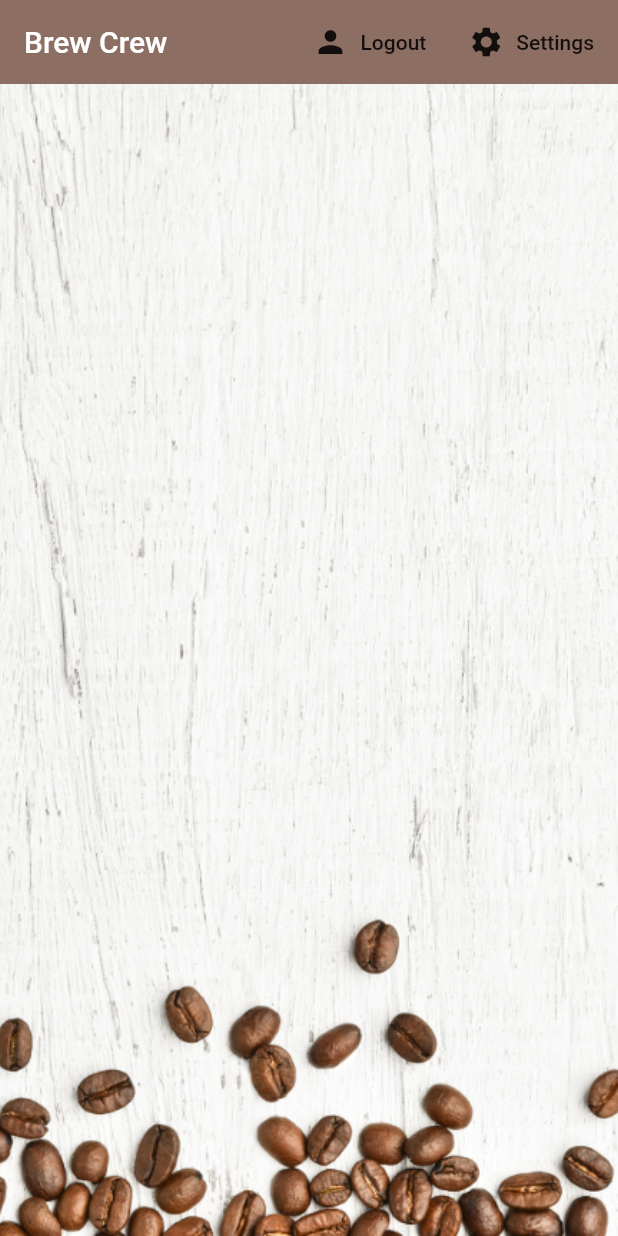
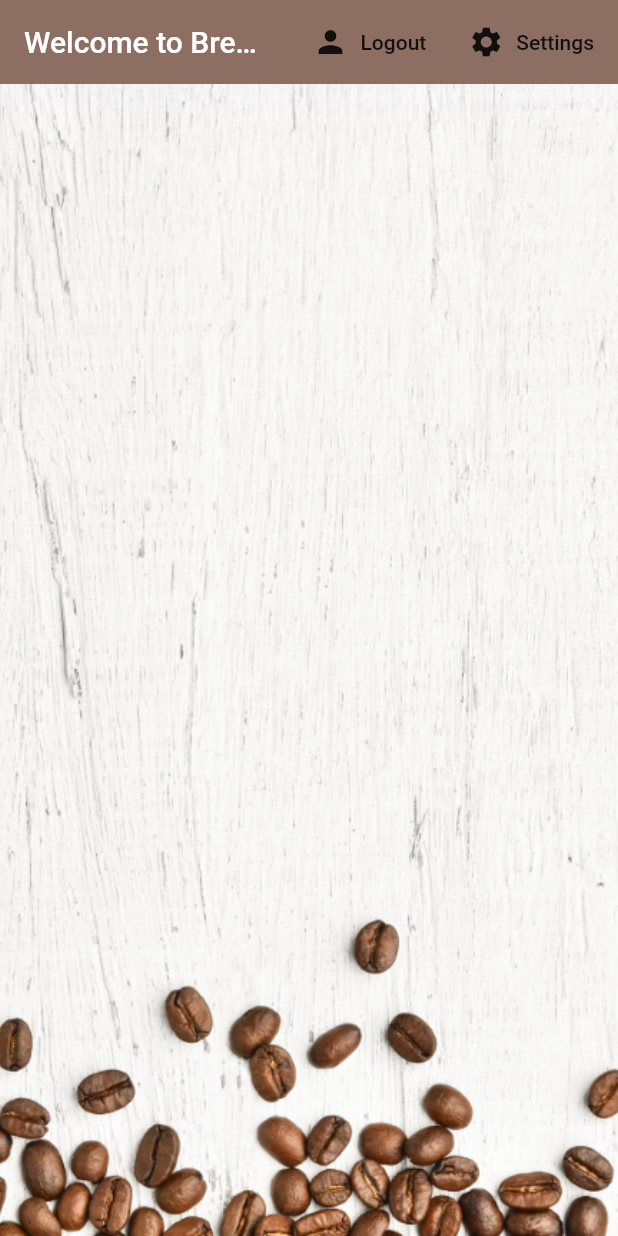
Before and after one commit to kpitlawar/CoffeeCrew-Flutter, a Flutter app: the screen it shows once a user with an empty profile is signed in, on a phone screen of 412 x 824 dp. Run offline on Flutter 3.47's test engine with Material 2 defaults, Android fonts, the phone set to English and light mode, and no system bars; our stand-ins replace cloud_firestore, firebase_auth, flutter_spinkit; accounts and stored records are empty.

```diff
--- a/lib/screens/home/home.dart
+++ b/lib/screens/home/home.dart
@@ -26,7 +26,7 @@ class Home extends StatelessWidget {
       value: DatabaserServcie().brews,
           child: Scaffold(
         backgroundColor: Colors.brown[50],
-        appBar: AppBar(title: Text('Brew Crew'),
+        appBar: AppBar(title: Text('Welcome to Brew Crew'),
         backgroundColor: Colors.brown[400],
         elevation: 0.0,
         actions: [
```
